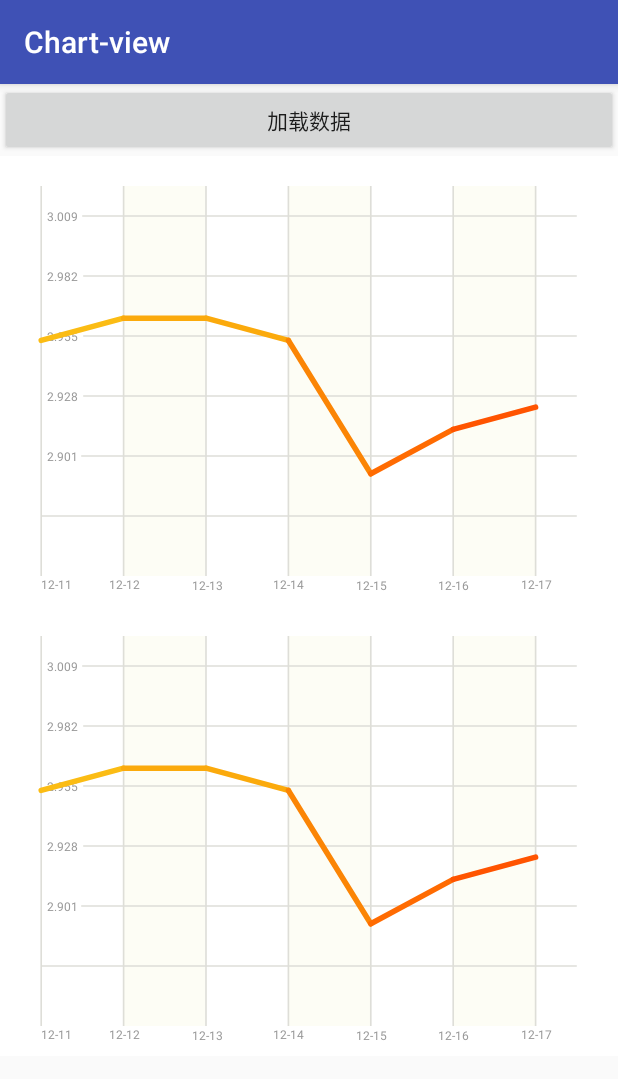
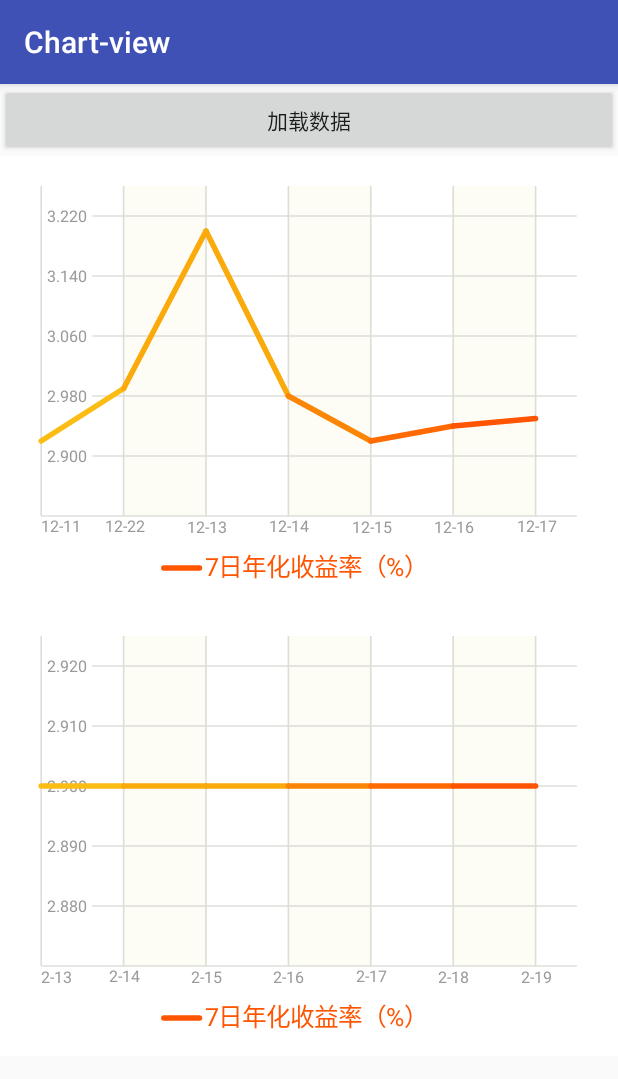
Before and after one commit to yuezhusust/chart-view, an Android app: the screen it shows after launch (MainActivity), after a tap on "加载数据", on a phone screen of 412 x 824 dp. Shown: the top 1079 px of the screen. Run offline under Robolectric (Android 15) with nearby library versions, the phone set to English and light mode, and no system bars.

Commit message:
代码完善

```diff
--- a/app/src/main/java/com/yuezhu/chart_view/MainActivity.java
+++ b/app/src/main/java/com/yuezhu/chart_view/MainActivity.java
@@ -2,12 +2,44 @@ package com.yuezhu.chart_view;
 
 import android.support.v7.app.AppCompatActivity;
 import android.os.Bundle;
+import android.view.View;
+import android.widget.Toast;
 
 public class MainActivity extends AppCompatActivity {
-
+    MyChartView chartView1,chartView2;
     @Override
     protected void onCreate(Bundle savedInstanceState) {
         super.onCreate(savedInstanceState);
         setContentView(R.layout.activity_main);
+        chartView1= (MyChartView) findViewById(R.id.chart_view1);
+        chartView2= (MyChartView) findViewById(R.id.chart_view2);
+        setData();
+    }
+
+    private void setData() {
+        String title = "7日年化收益率（%）";
+        String[] xLabel1 = {"12-11","12-22","12-13","12-14","12-15","12-16","12-17"};
+        String[] xLabel2 ={"2-13","2-14","2-15","2-16","2-17","2-18","2-19"};
+        String[] data1={"2.92","2.99","3.20","2.98","2.92","2.94","2.95"};
+        String[] data2={"2.90","2.90","2.90","2.90","2.90","2.90","2.90"};
+        chartView1.setxLabel(xLabel1);
+        chartView1.setData(data1);
+        chartView1.setTitle(title);
+        chartView1.fresh();
+        chartView2.setxLabel(xLabel2);
+        chartView2.setData(data2);
+        chartView2.setTitle(title);
+        chartView2.fresh();
+    }
+
+    public void loadData(View view){
+        Toast.makeText(this,"正在加载数据...",Toast.LENGTH_LONG).show();
+        view.postDelayed(new Runnable() {
+            @Override
+            public void run() {
+                setData();
+                Toast.makeText(MainActivity.this, "数据加载成功", Toast.LENGTH_SHORT).show();
+            }
+        },3000);
     }
 }
--- a/app/src/main/java/com/yuezhu/chart_view/MyChartView.java
+++ b/app/src/main/java/com/yuezhu/chart_view/MyChartView.java
@@ -57,7 +57,6 @@ public class MyChartView extends View {
     private int clickIndex = -1; //被点击的数据点的索引值
 
     private PopupWindow mPopWin;
-
 
 
     public MyChartView(Context context, @Nullable AttributeSet attrs) {
@@ -312,6 +311,7 @@ public class MyChartView extends View {
                         mScaleValuePaint);
             }
         }
+
     }
 
     /**
@@ -329,6 +329,7 @@ public class MyChartView extends View {
                         , startPointX + i * xScale, yLength + startPointY, mBackColorPaint);
             }
         }
+
     }
 
     /**
@@ -348,7 +349,7 @@ public class MyChartView extends View {
         startPointX = xScale / 2;        //开始绘图的X坐标
         startPointY = yScale / 2;        //开始绘图的Y坐标
         xLength = 6.5f * xScale;         //X轴长度
-        yLength = 6.5f * yScale;         //Y轴长度
+        yLength = 5.5f * yScale;         //Y轴长度
 
         float chartLineStrokeWidth = xScale / 50;   //图表线条的宽度
         coordTextSize = xScale / 5;  //坐标刻度文字的大小
@@ -358,10 +359,12 @@ public class MyChartView extends View {
         mScaleLinePaint.setStrokeWidth(chartLineStrokeWidth);
         mScaleLinePaint.setColor(0xFFDEDED8);
         mScaleValuePaint.setColor(0xFF999999);
-        mScaleLinePaint.setTextSize(coordTextSize);
+        mScaleValuePaint.setTextSize(coordTextSize);
         mDataLinePaint.setStrokeWidth(dataLineStrokeWidth);
         mDataLinePaint.setStrokeCap(Paint.Cap.ROUND);
         mDataLinePaint.setTextSize(1.5f * coordTextSize);
+
+
     }
 
     /**
@@ -472,4 +475,17 @@ public class MyChartView extends View {
         this.title = title;
     }
 
+    /**
+     * @methodName: fresh
+     * @desc:重新设置x轴刻度、数据、标题后必须刷新重绘
+     * @param: []
+     * @return: void
+     * @author: yuezhusust
+     * @time: 2017/8/25  16:26
+     */
+    public void fresh() {
+        init();
+        requestLayout();
+        postInvalidate();
+    }
 }
--- a/app/src/main/res/layout/activity_main.xml
+++ b/app/src/main/res/layout/activity_main.xml
@@ -4,7 +4,6 @@
     xmlns:tools="http://schemas.android.com/tools"
     android:layout_width="match_parent"
     android:layout_height="match_parent"
-    android:orientation="vertical"
     tools:context="com.yuezhu.chart_view.MainActivity">
 
     <LinearLayout
```
